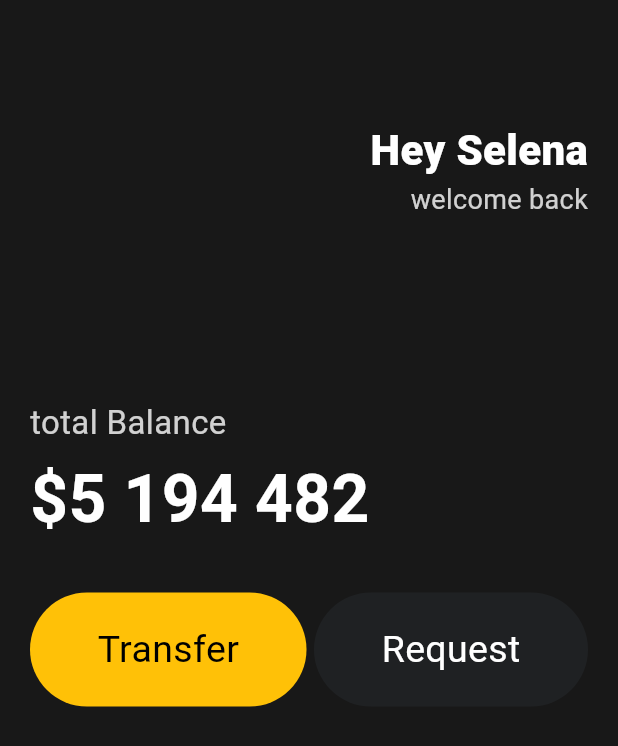
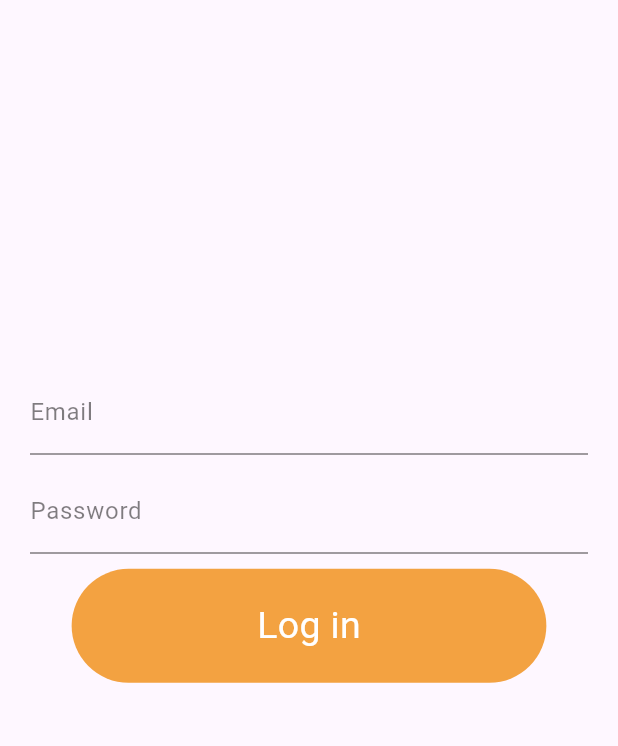
Before and after one commit to iipmango/Flutter-HoopSquad, a Flutter app: the screen it shows after launch, on a phone screen of 412 x 824 dp. Shown: the top 746 px of the screen. Run offline on Flutter 3.47's test engine with Material 3 defaults, Android fonts, the phone set to English and light mode, and no system bars.

Commit message:
로그인 화면 구현중

```diff
--- a/lib/main.dart
+++ b/lib/main.dart
@@ -1,5 +1,6 @@
 import 'package:flutter/material.dart';
 import 'package:flutter_hoopsquad/widgets/button.dart';
+import 'package:flutter_hoopsquad/widgets/text_input.dart';
 
 void main() {
   runApp(App());
@@ -10,9 +11,10 @@
 
   @override
   Widget build(BuildContext context) {
+    double parentHeight = MediaQuery.of(context).size.height;
+    double percentHeight = (parentHeight / 100) * 30;
     return MaterialApp(
       home: Scaffold(
-        backgroundColor: Color(0xFF181818),
         body: Padding(
           padding: EdgeInsets.symmetric(
             horizontal: 20,
@@ -21,69 +23,34 @@
             crossAxisAlignment: CrossAxisAlignment.start,
             children: [
               SizedBox(
-                height: 80,
+                height: percentHeight,
               ),
-              Row(
-                mainAxisAlignment: MainAxisAlignment.end,
+              Flexible(
+                fit: FlexFit.loose,
+                child: Column(
                   children: [
-                  Column(
-                    crossAxisAlignment: CrossAxisAlignment.end,
-                    children: [
-                      Text(
-                        'Hey Selena',
-                        style: TextStyle(
-                            color: Colors.white,
-                            fontSize: 28,
-                            fontWeight: FontWeight.w800),
-                      ),
-                      Text(
-                        'welcome back',
-                        style: TextStyle(
-                            color: Colors.white.withOpacity(0.8), fontSize: 18),
-                      ),
-                    ],
-                  )
-                ],
+                    TextInput(
+                      label: "Email",
+                      obscure: false,
                     ),
                     SizedBox(
-                height: 120,
+                      height: 10,
                     ),
-              Text(
-                'total Balance',
-                style: TextStyle(
-                  fontSize: 22,
-                  color: Colors.white.withOpacity(0.8),
-                ),
+                    TextInput(
+                      label: "Password",
+                      obscure: true,
                     ),
                     SizedBox(
-                height: 5,
-              ),
-              Text(
-                '\$5 194 482',
-                style: TextStyle(
-                  fontSize: 44,
-                  fontWeight: FontWeight.w600,
-                  color: Colors.white,
-                ),
-              ),
-              SizedBox(
-                height: 30,
-              ),
-              Row(
-                mainAxisAlignment: MainAxisAlignment.spaceBetween,
-                children: [
-                  Button(
-                    text: "Transfer",
-                    bgColor: Colors.amber,
-                    textColor: Colors.black,
+                      height: 10,
                     ),
                     Button(
-                    text: "Request",
-                    bgColor: Color(0xFF1F2123),
+                      text: "Log in",
+                      bgColor: Color(0xFFF3A241),
                       textColor: Colors.white,
                     ),
                   ],
                 ),
+              )
             ],
           ),
         ),
--- a/lib/widgets/button.dart
+++ b/lib/widgets/button.dart
@@ -14,6 +14,8 @@ class Button extends StatelessWidget {
 
   @override
   Widget build(BuildContext context) {
+    double parentWidth = MediaQuery.of(context).size.width;
+    double percentWidth = (parentWidth / 100) * 30;
     return Container(
       decoration: BoxDecoration(
         color: bgColor,
@@ -22,7 +24,7 @@ class Button extends StatelessWidget {
       child: Padding(
         padding: EdgeInsets.symmetric(
           vertical: 20,
-          horizontal: 45,
+          horizontal: percentWidth,
         ),
         child: Text(
           text,
--- /dev/null
+++ b/lib/widgets/text_input.dart
@@ -0,0 +1,25 @@
+import 'package:flutter/material.dart';
+
+class TextInput extends StatelessWidget {
+  final String label;
+  final bool obscure;
+  const TextInput({
+    super.key,
+    required this.label,
+    required this.obscure,
+  });
+
+  @override
+  Widget build(BuildContext context) {
+    return TextField(
+      obscureText: obscure,
+      decoration: InputDecoration(
+          border: OutlineInputBorder(),
+          enabledBorder: UnderlineInputBorder(
+            borderSide: BorderSide(color: Colors.black.withOpacity(0.5)),
+          ),
+          labelText: label,
+          labelStyle: TextStyle(color: Colors.black.withOpacity(0.5))),
+    );
+  }
+}
```
Also changed, not shown: 2 other files. Lines whose indentation alone changed are shown as unchanged.
